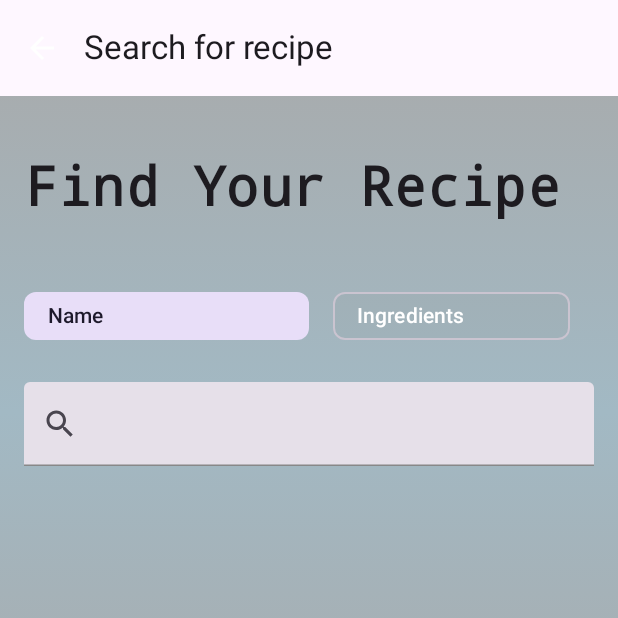
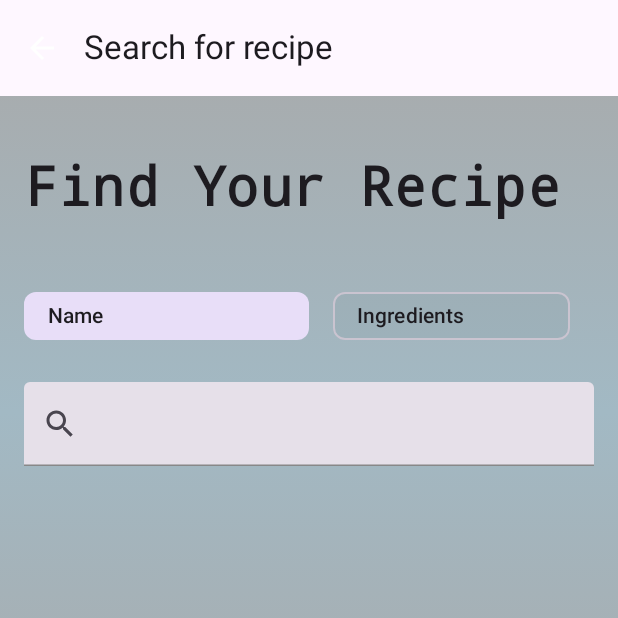
Before and after one commit to EdyWDev/HomeBarInCompose, an Android app built with Jetpack Compose: the SearchActivity screen opened directly, with no data from a screen before it, on a phone screen of 412 x 824 dp, the top half of it. Run offline under Robolectric (Android 15) with nearby library versions, the phone set to English and light mode, and no system bars; our stand-ins replace Dagger/Hilt's generated code; network calls fail; pictures from the network do not load.

Commit message:
changed button Color

```diff
--- a/app/src/main/java/com/example/homebarincompose/recipesearch/ui/SearchActivity.kt
+++ b/app/src/main/java/com/example/homebarincompose/recipesearch/ui/SearchActivity.kt
@@ -158,21 +158,7 @@ fun SearchScreen(
                 fontWeight = FontWeight.Bold,
                 color = MaterialTheme.colorScheme.onBackground,
                 modifier = Modifier.padding(horizontal = 16.dp, vertical = 40.dp)
-                /*modifier = Modifier
-                    .padding(vertical = 40.dp)
-                    .fillMaxWidth()
-                .background(
-                    brush = Brush.linearGradient(
-                        colors = listOf(
-                            Color(0xFF6EC1E4),
-                            Color(0xFF4B6D7D),
-                            Color(0xFFD7C6B3),
-                            Color(0xFFFFC1C1),
-                        )
-                    )
-                )
-                .padding(40.dp)
-            )*/
+
             )
             Row(
                 modifier = Modifier
@@ -185,19 +171,16 @@ fun SearchScreen(
                         .weight(0.45F)
                         .clip(MaterialTheme.shapes.small),
                     label = {
-                        Text(/*
-                        modifier = Modifier
-                            .fillMaxWidth()
-                            .padding(vertical = 8.dp),
-                        textAlign = TextAlign.Center,*/
-                            text = "Name"
+                        Text(
+                            text = "Name",
+                            color = MaterialTheme.colorScheme.onSurface
                         )
                     },
                     onClick = { onSearchCategoryClicked.invoke(TypeOfSearchEnum.NAME) },
                     selected = state.selectedTypeOfSearch == TypeOfSearchEnum.NAME,
                     colors = FilterChipDefaults.filterChipColors(
-                        containerColor = Color.Gray.copy(alpha = 0.1f),
-                        labelColor = Color.White
+                        containerColor = Color(0xFF6A7D88).copy(alpha = 0.1f),
+                        labelColor = MaterialTheme.colorScheme.onBackground
                     )
 
                 )
@@ -208,18 +191,15 @@ fun SearchScreen(
                         .clip(MaterialTheme.shapes.small),
                     label = {
                         Text(
-                            /*modifier = Modifier
-                                .fillMaxWidth()
-                                .padding(vertical = 8.dp),
-                            textAlign = TextAlign.Center,*/
-                            text = "Ingredients"
+                            text = "Ingredients",
+                            color = MaterialTheme.colorScheme.onSurface
                         )
                     },
                     onClick = { onSearchCategoryClicked.invoke(TypeOfSearchEnum.INGREDIENTS) },
                     selected = state.selectedTypeOfSearch == TypeOfSearchEnum.INGREDIENTS,
                     colors = FilterChipDefaults.filterChipColors(
-                        containerColor = Color.Gray.copy(alpha = 0.1f),
-                        labelColor = Color.White
+                        containerColor = Color(0xFF6A7D88).copy(alpha = 0.1f),
+                        labelColor = MaterialTheme.colorScheme.onBackground
                     )
                 )
             }
```
